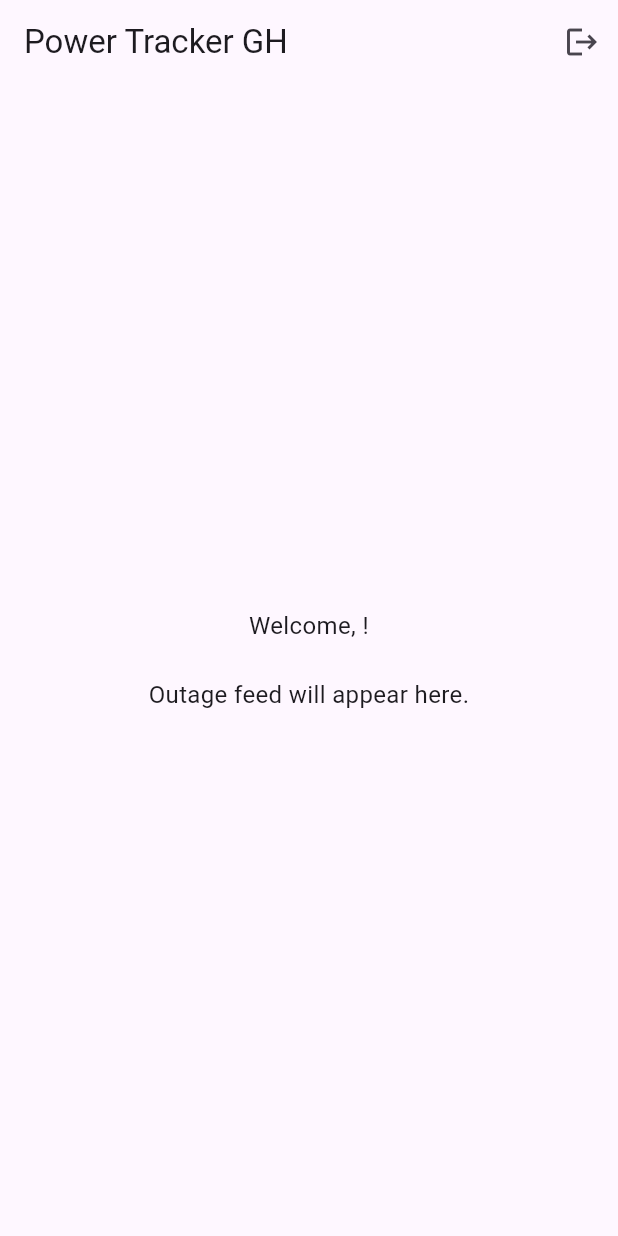
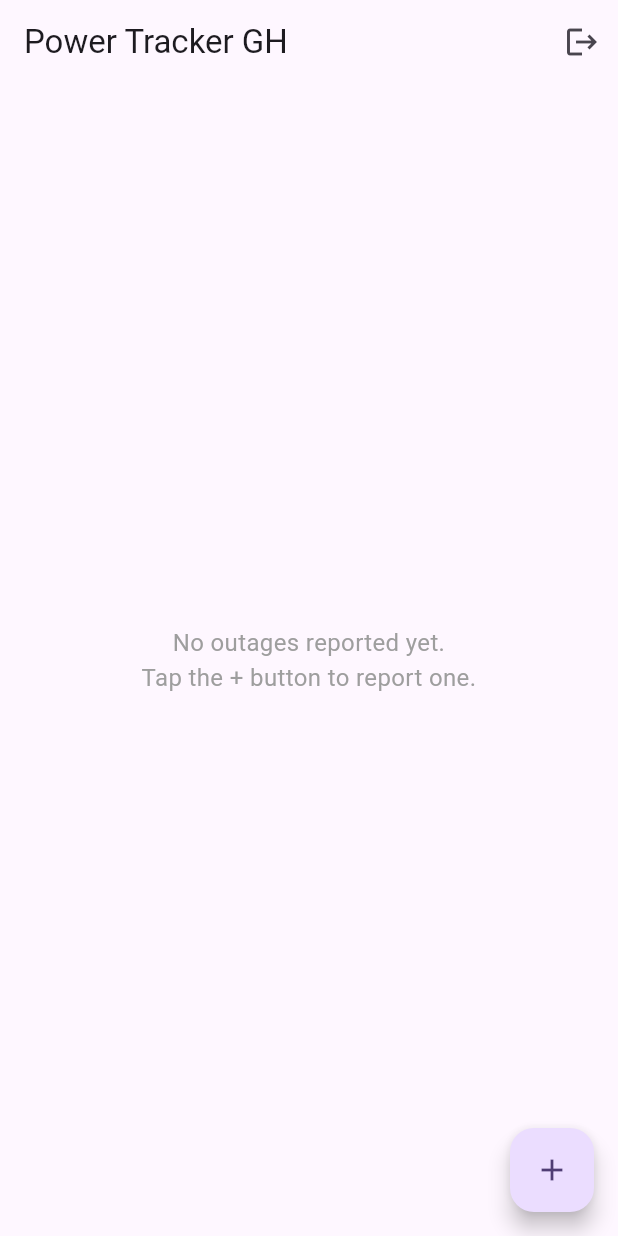
Before and after one commit to IsaacCodes01/power-tracker-gh, a Flutter app: the HomeScreen screen opened directly, on a phone screen of 412 x 824 dp. Run offline on Flutter 3.47's test engine with Material 3 defaults, Android fonts, the phone set to English and light mode, and no system bars; our stand-ins replace cloud_firestore, firebase_auth, firebase_core; accounts and stored records are empty.

Commit message:
Wire home_screen.dart to live Firestore outage feed with StreamBuilder

```diff
--- a/lib/main.dart
+++ b/lib/main.dart
@@ -7,8 +7,6 @@ void main() async {
   WidgetsFlutterBinding.ensureInitialized();
   await Firebase.initializeApp( options: DefaultFirebaseOptions.currentPlatform, );
 
-  // Quick verification test
-  print("🔥 Firebase initialized successfully!");
 
   runApp(const MyApp()); }
 
--- a/lib/screens/home/home_screen.dart
+++ b/lib/screens/home/home_screen.dart
@@ -1,9 +1,27 @@
 import 'package:flutter/material.dart';
 import '../../services/auth_service.dart';
+import '../../services/firestore_service.dart';
+import '../../models/outage_report.dart';
 import '../auth/login_screen.dart';
+
+
+final firestoreService = FirestoreService();
 
 class HomeScreen extends StatelessWidget {
   const HomeScreen({super.key});
+
+
+  Color _statusColor(OutageStatus status) {
+    switch (status) {
+      case OutageStatus.restored:
+        return Colors.green;
+      case OutageStatus.reported:
+        return Colors.red;
+      case OutageStatus.investigating:
+      case OutageStatus.repairing:
+        return Colors.orange;
+    }
+  }
 
   @override
   Widget build(BuildContext context) {
@@ -28,13 +46,65 @@ class HomeScreen extends StatelessWidget {
           ),
         ],
       ),
-      body: Center(
-        child: Text(
-          'Welcome, ${authService.currentUser?.email ?? "user"}!\n\n'
-              'Outage feed will appear here.',
-          textAlign: TextAlign.center,
-          style: const TextStyle(fontSize: 16),
-        ),
+      body: StreamBuilder<List<OutageReport>>(
+        stream: firestoreService.streamReports(),
+        builder: (context, snapshot) {
+          // Still waiting on the first batch of data.
+          if (snapshot.connectionState == ConnectionState.waiting) {
+            return const Center(child: CircularProgressIndicator());
+          }
+
+          // Something went wrong talking to Firestore.
+          if (snapshot.hasError) {
+            return Center(child: Text('Error: ${snapshot.error}'));
+          }
+
+          final reports = snapshot.data ?? [];
+
+          // No reports exist yet.
+          if (reports.isEmpty) {
+            return const Center(
+              child: Padding(
+                padding: EdgeInsets.all(24),
+                child: Text(
+                  'No outages reported yet.\nTap the + button to report one.',
+                  textAlign: TextAlign.center,
+                  style: TextStyle(fontSize: 16, color: Colors.grey),
+                ),
+              ),
+            );
+          }
+
+          // We have data — show it as a scrollable list.
+          return ListView.builder(
+            padding: const EdgeInsets.all(12),
+            itemCount: reports.length,
+            itemBuilder: (context, index) {
+              final report = reports[index];
+              return Card(
+                margin: const EdgeInsets.only(bottom: 12),
+                child: ListTile(
+                  leading: CircleAvatar(
+                    backgroundColor: _statusColor(report.status),
+                  ),
+                  title: Text(report.area),
+                  subtitle: Text(
+                    '${report.status.name} • ${report.severity.name}\n'
+                        '${report.description}',
+                  ),
+                  isThreeLine: true,
+                  trailing: Text('${report.confirmedByUserIds.length} 👥'),
+                ),
+              );
+            },
+          );
+        },
+      ),
+      floatingActionButton: FloatingActionButton(
+        onPressed: () {
+          // We'll wire this to the report screen shortly.
+        },
+        child: const Icon(Icons.add),
       ),
     );
   }
```
